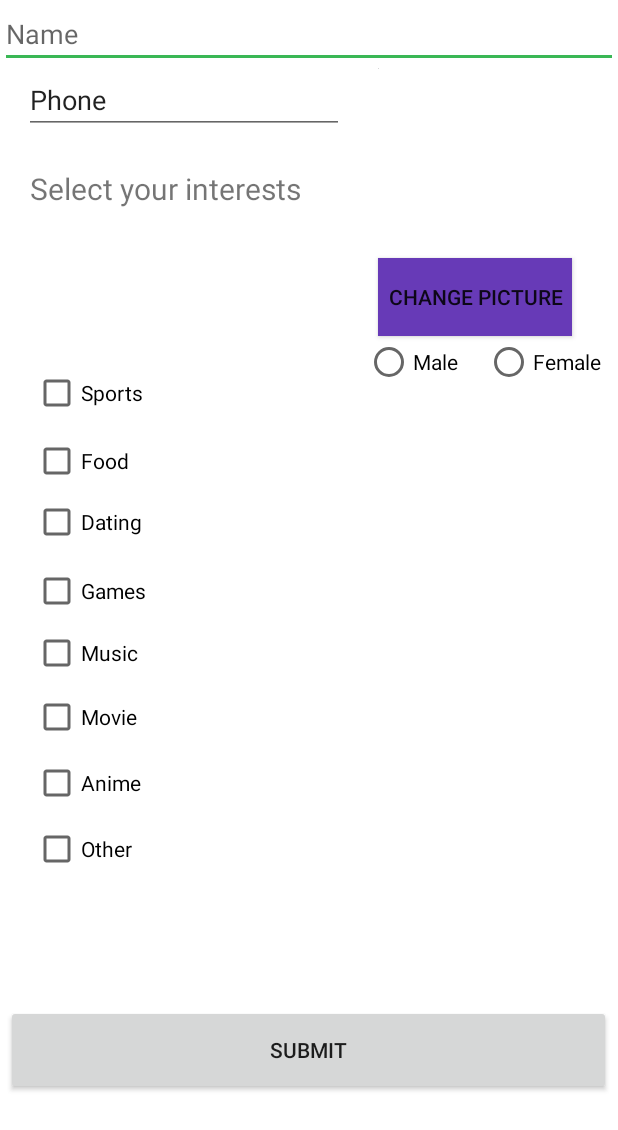
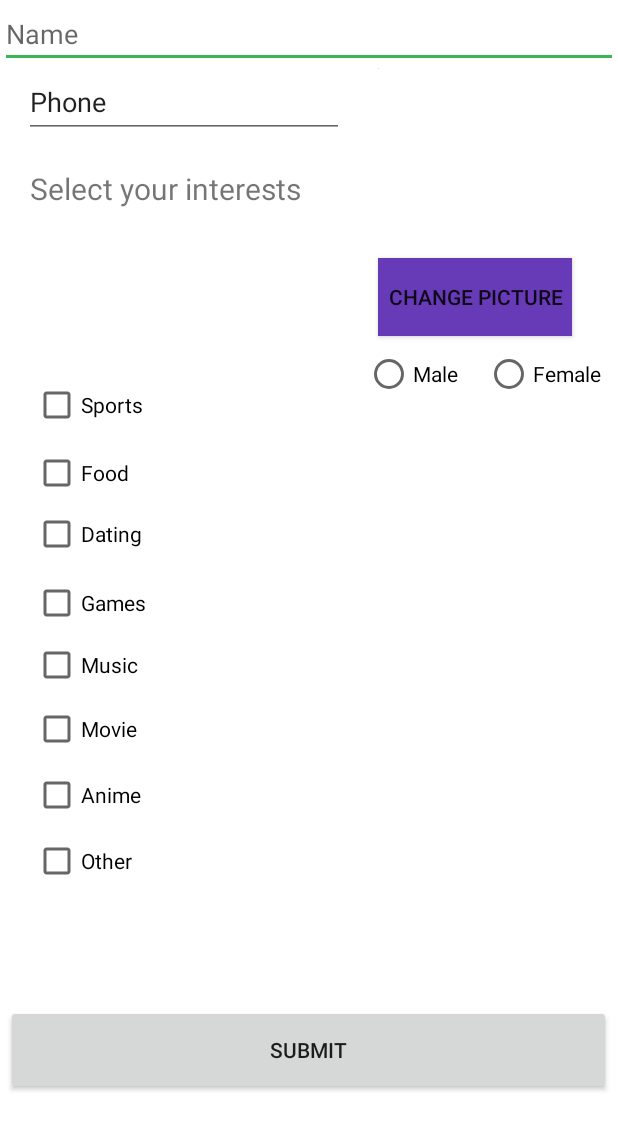
Before and after one commit to fuarthur/linkme, an Android app: the layout activity_profile.xml on its own in the app's theme, with its tools: preview values and no code run, on a phone screen of 412 x 824 dp. Shown: the top 1130 px of the screen. Run offline under Robolectric (Android 15) with nearby library versions, the phone set to English and light mode, and no system bars.

Commit message:
feat: profile page

```diff
--- a/app/src/main/res/layout/activity_profile.xml
+++ b/app/src/main/res/layout/activity_profile.xml
@@ -29,7 +29,7 @@
             app:layout_marginStart="225dp"
             app:layout_marginTop="243dp"
             android:layout_marginTop="225dp"
-            android:layout_marginStart="243dp"/>
+            android:layout_marginStart="243dp" android:minHeight="48dp"/>
     <ImageView
             android:layout_width="wrap_content"
             android:layout_height="wrap_content"
@@ -51,7 +51,7 @@
             app:layout_marginStart="225dp"
             app:layout_marginTop="323dp"
             android:layout_marginTop="225dp"
-            android:layout_marginStart="323dp"/>
+            android:layout_marginStart="323dp" android:minHeight="48dp"/>
 
     <RadioGroup
             android:id="@+id/radio_group_gender"
@@ -82,7 +82,7 @@
             app:layout_marginStart="105dp"
             app:layout_marginTop="6dp"
             android:layout_marginTop="44dp"
-            android:layout_marginStart="16dp"/>
+            android:layout_marginStart="16dp" android:minHeight="48dp"/>
     <Button
             android:text="@string/submit"
             android:layout_width="403dp"
@@ -104,7 +104,7 @@
             app:layout_marginStart="246dp"
             app:layout_marginTop="22dp"
             android:layout_marginTop="246dp"
-            android:layout_marginStart="22dp"/>
+            android:layout_marginStart="22dp" android:minHeight="48dp"/>
     <CheckBox
             android:text="@string/food"
             android:layout_width="100dp"
@@ -115,7 +115,7 @@
             app:layout_marginStart="291dp"
             app:layout_marginTop="22dp"
             android:layout_marginTop="291dp"
-            android:layout_marginStart="22dp"/>
+            android:layout_marginStart="22dp" android:minHeight="48dp"/>
     <CheckBox
             android:text="@string/dating"
             android:layout_width="100dp"
@@ -126,7 +126,7 @@
             app:layout_marginStart="22dp"
             app:layout_marginTop="10dp"
             android:layout_marginTop="332dp"
-            android:layout_marginStart="22dp"/>
+            android:layout_marginStart="22dp" android:minHeight="48dp"/>
     <CheckBox
             android:text="@string/games"
             android:layout_width="100dp"
@@ -137,7 +137,7 @@
             app:layout_marginStart="378dp"
             app:layout_marginTop="22dp"
             android:layout_marginTop="378dp"
-            android:layout_marginStart="22dp"/>
+            android:layout_marginStart="22dp" android:minHeight="48dp"/>
     <CheckBox
             android:text="@string/music"
             android:layout_width="100dp"
@@ -148,7 +148,7 @@
             app:layout_marginStart="419dp"
             app:layout_marginTop="22dp"
             android:layout_marginTop="419dp"
-            android:layout_marginStart="22dp"/>
+            android:layout_marginStart="22dp" android:minHeight="48dp"/>
     <CheckBox
             android:text="@string/anime"
             android:layout_width="100dp"
@@ -159,7 +159,7 @@
             app:layout_marginStart="506dp"
             app:layout_marginTop="22dp"
             android:layout_marginTop="506dp"
-            android:layout_marginStart="22dp"/>
+            android:layout_marginStart="22dp" android:minHeight="48dp"/>
     <CheckBox
             android:text="@string/movie"
             android:layout_width="100dp"
@@ -170,7 +170,7 @@
             app:layout_marginStart="462dp"
             app:layout_marginTop="22dp"
             android:layout_marginTop="462dp"
-            android:layout_marginStart="22dp"/>
+            android:layout_marginStart="22dp" android:minHeight="48dp"/>
     <TextView
             android:text="@string/select_your_interests"
             android:layout_width="219dp"
@@ -193,7 +193,7 @@
             app:layout_marginStart="539dp"
             app:layout_marginTop="22dp"
             android:layout_marginTop="550dp"
-            android:layout_marginStart="22dp"/>
+            android:layout_marginStart="22dp" android:minHeight="48dp"/>
 
 
 </androidx.constraintlayout.widget.ConstraintLayout>
```
